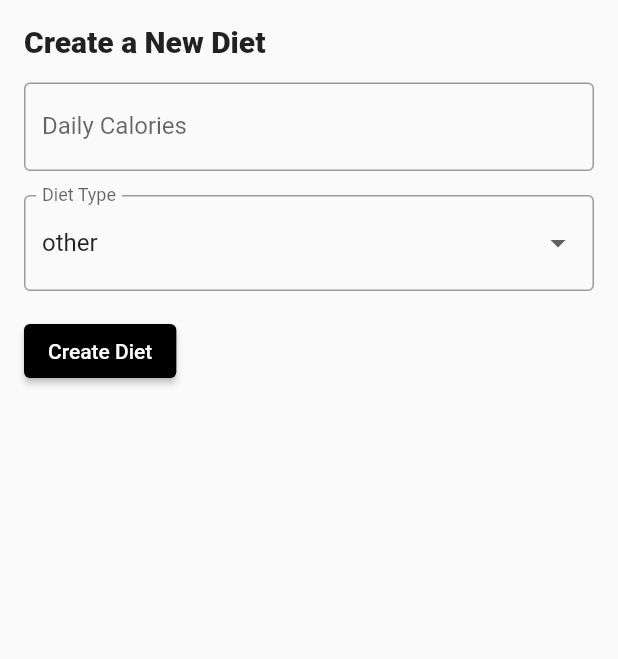
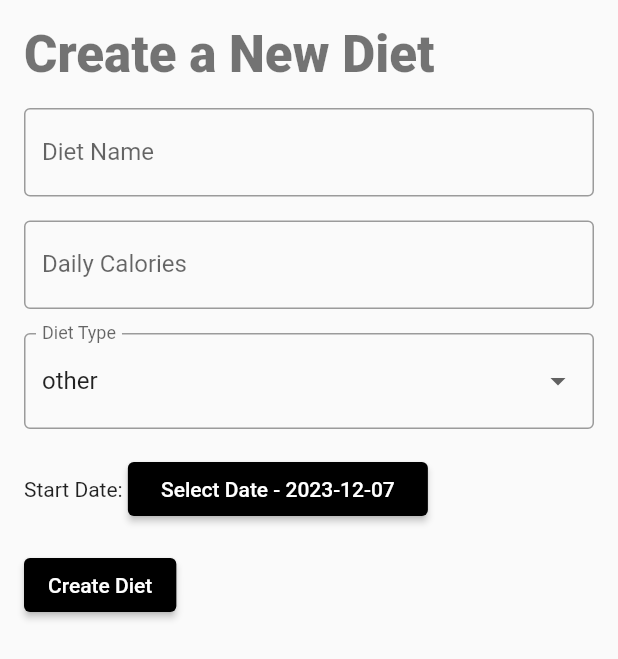
Before and after one commit to CSCI4100U/mobile-group-project-2023-mlja, a Flutter app: the CreateDietForm widget shown alone on an empty page, opened directly, after a tap on "Create Diet", on a phone screen of 412 x 824 dp. Shown: the top 659 px of the screen. Run offline on Flutter 3.47's test engine with Material 3 defaults, Android fonts, the phone set to English and light mode, and no system bars; our stand-ins replace cloud_firestore, firebase_auth, firebase_core, firebase_messaging, fl_chart, flutter_local_notifications and 7 more; missing offline and left inert: firebase_ui_auth, flutter_map_geojson; accounts and stored records are empty.

Commit message:
updated create new diet page

```diff
--- a/life_balance_plus/lib/view/pages/diet/create_diet_form.dart
+++ b/life_balance_plus/lib/view/pages/diet/create_diet_form.dart
@@ -1,4 +1,5 @@
 import 'package:flutter/material.dart';
+import 'package:intl/intl.dart';
 import '../../../data/model/diet.dart';
 import 'package:life_balance_plus/control/diets_control.dart';
 
@@ -9,7 +10,9 @@ class CreateDietForm extends StatefulWidget {
 
 class _CreateDietFormState extends State<CreateDietForm> {
   final TextEditingController _caloriesController = TextEditingController();
+  final TextEditingController _dietNameController = TextEditingController();
   DietType _selectedDietType = DietType.other;
+  DateTime _selectedDate = DateTime.now();
 
   @override
   Widget build(BuildContext context) {
@@ -20,9 +23,17 @@ class _CreateDietFormState extends State<CreateDietForm> {
         children: [
           Text(
             'Create a New Diet',
-            style: Theme.of(context).textTheme.titleLarge?.copyWith(
+            style: Theme.of(context).textTheme.headline4?.copyWith(
                   fontWeight: FontWeight.w900,
                 ),
+          ),
+          const SizedBox(height: 16),
+          TextFormField(
+            controller: _dietNameController,
+            decoration: InputDecoration(
+              labelText: 'Diet Name',
+              border: OutlineInputBorder(),
+            ),
           ),
           const SizedBox(height: 16),
           TextFormField(
@@ -45,11 +56,23 @@ class _CreateDietFormState extends State<CreateDietForm> {
             },
           ),
           const SizedBox(height: 16),
+          Row(
+            children: [
+              Text('Start Date: '),
+              SizedBox(
+                width: 200,
+                child: ElevatedButton(
+                  onPressed: () => _selectDate(context),
+                  child: Text(
+                    'Select Date - ${_formattedDate(_selectedDate)}',
+                  ),
+                ),
+              ),
+            ],
+          ),
+          const SizedBox(height: 16),
           ElevatedButton(
-            onPressed: () {
-              // Handle form submission here
-              _submitForm();
-            },
+            onPressed: _submitForm,
             child: Text('Create Diet'),
           ),
         ],
@@ -75,6 +98,24 @@ class _CreateDietFormState extends State<CreateDietForm> {
     );
   }
 
+  Future<void> _selectDate(BuildContext context) async {
+    final DateTime? picked = await showDatePicker(
+      context: context,
+      initialDate: _selectedDate,
+      firstDate: DateTime.now(),
+      lastDate: DateTime(2101),
+    );
+    if (picked != null && picked != _selectedDate) {
+      setState(() {
+        _selectedDate = picked;
+      });
+    }
+  }
+
+  String _formattedDate(DateTime date) {
+    return DateFormat('yyyy-MM-dd').format(date);
+  }
+
   void _submitForm() {
     final String caloriesText = _caloriesController.text.trim();
     if (caloriesText.isEmpty) {
@@ -86,7 +127,7 @@ class _CreateDietFormState extends State<CreateDietForm> {
     final Diet newDiet = Diet(
       dailyCals: dailyCals,
       dietType: _selectedDietType,
-      startDate: DateTime.now(),
+      startDate: _selectedDate,
     );
 
     DietControl().addDiet(newDiet);
@@ -101,8 +142,10 @@ class _CreateDietFormState extends State<CreateDietForm> {
       ),
     );
     _caloriesController.clear();
+    _dietNameController.clear();
     setState(() {
       _selectedDietType = DietType.other;
+      _selectedDate = DateTime.now();
     });
   }
 }
```
